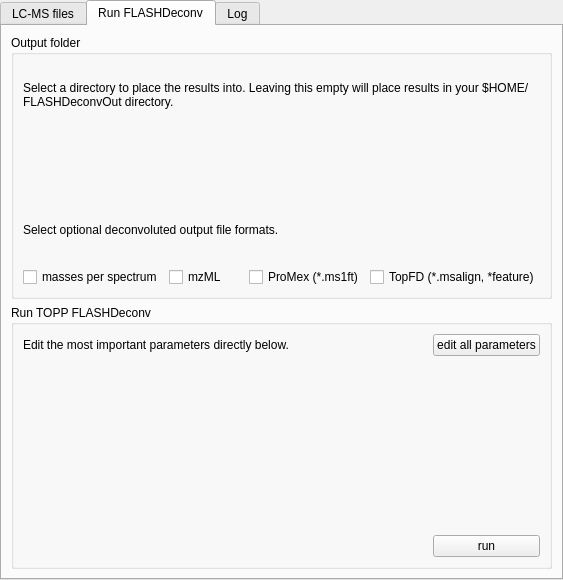
Above: src/openms_gui/source/VISUAL/DIALOGS/FLASHDeconvTabWidget.ui from OpenMS/OpenMS-TOPP-GUI before the change. Below: the same form after it.
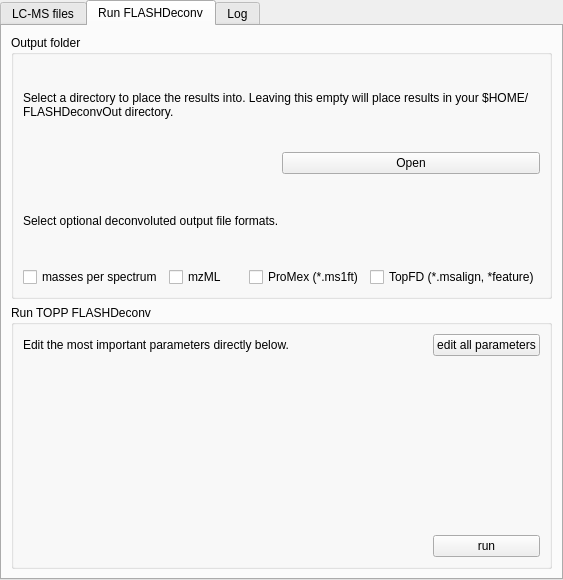
That is the form after the change. The open tabs and pages were chosen to show the change. Custom widgets are drawn as their Qt base class.

Commit message: [wizard] added icons and open-output-directory button

Patch:
```diff
--- a/src/openms_gui/source/VISUAL/DIALOGS/FLASHDeconvTabWidget.ui
+++ b/src/openms_gui/source/VISUAL/DIALOGS/FLASHDeconvTabWidget.ui
@@ -104,7 +104,21 @@
         </widget>
        </item>
        <item>
-        <widget class="OutputDirectory" name="out_dir" native="true"/>
+        <layout class="QHBoxLayout" name="horizontalLayout_outputdirectory">
+         <property name="spacing">
+          <number>0</number>
+         </property>
+         <item>
+           <widget class="OutputDirectory" name="out_dir" native="true"/>
+         </item>
+         <item>
+           <widget class="QPushButton" name="open_output_directory">
+           <property name="text">
+            <string>Open</string>
+           </property>
+          </widget>
+         </item>
+        </layout>
        </item>
        <item>
         <widget class="QLabel" name="label_5">
```
The commit also changes 8 other files.
